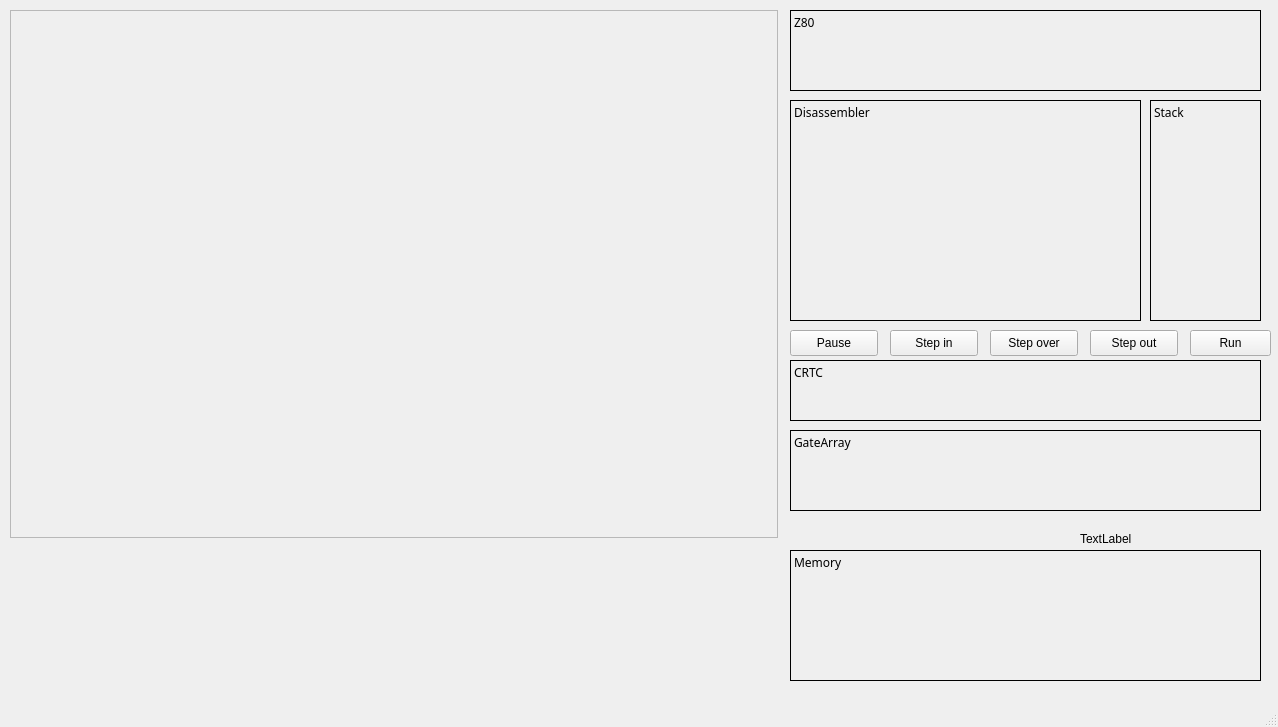
Above: mainwindow.ui from abalore/Cadence before the change. Below: the same form after it.
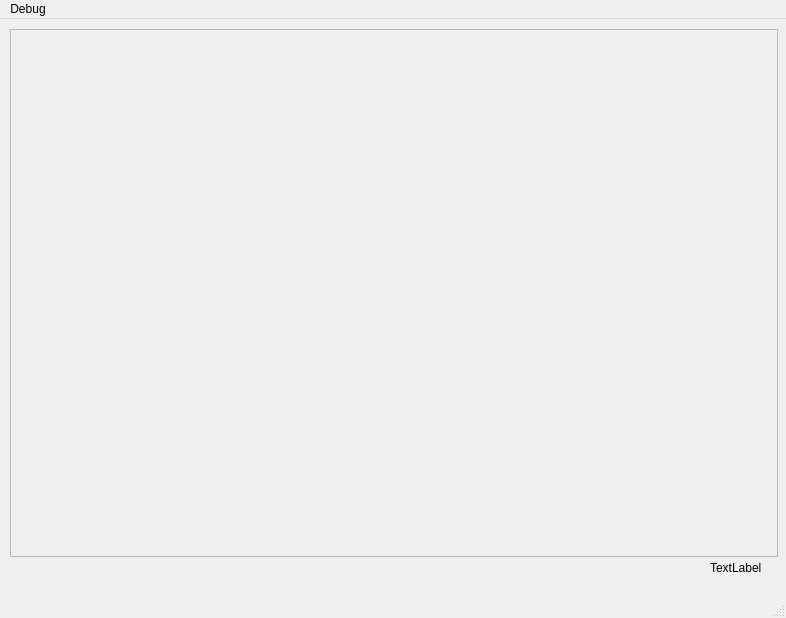
That is the form after the change.

Patch:
```diff
--- a/mainwindow.ui
+++ b/mainwindow.ui
@@ -9,8 +9,8 @@
    <rect>
     <x>0</x>
     <y>0</y>
-    <width>1278</width>
-    <height>727</height>
+    <width>786</width>
+    <height>618</height>
    </rect>
   </property>
   <property name="windowTitle">
@@ -72,226 +72,11 @@
      <set>QGraphicsView::DontAdjustForAntialiasing|QGraphicsView::DontSavePainterState</set>
     </property>
    </widget>
-   <widget class="QPushButton" name="btnStepIn">
-    <property name="geometry">
-     <rect>
-      <x>890</x>
-      <y>330</y>
-      <width>88</width>
-      <height>26</height>
-     </rect>
-    </property>
-    <property name="focusPolicy">
-     <enum>Qt::NoFocus</enum>
-    </property>
-    <property name="text">
-     <string>Step in</string>
-    </property>
-   </widget>
-   <widget class="QLabel" name="lblZ80">
-    <property name="geometry">
-     <rect>
-      <x>790</x>
-      <y>10</y>
-      <width>471</width>
-      <height>81</height>
-     </rect>
-    </property>
-    <property name="font">
-     <font>
-      <family>Ubuntu Sans Mono</family>
-     </font>
-    </property>
-    <property name="autoFillBackground">
-     <bool>false</bool>
-    </property>
-    <property name="frameShape">
-     <enum>QFrame::Box</enum>
-    </property>
-    <property name="text">
-     <string>Z80</string>
-    </property>
-    <property name="alignment">
-     <set>Qt::AlignLeading|Qt::AlignLeft|Qt::AlignTop</set>
-    </property>
-   </widget>
-   <widget class="QLabel" name="lblStack">
-    <property name="geometry">
-     <rect>
-      <x>1150</x>
-      <y>100</y>
-      <width>111</width>
-      <height>221</height>
-     </rect>
-    </property>
-    <property name="font">
-     <font>
-      <family>Ubuntu Sans Mono</family>
-     </font>
-    </property>
-    <property name="autoFillBackground">
-     <bool>false</bool>
-    </property>
-    <property name="frameShape">
-     <enum>QFrame::Box</enum>
-    </property>
-    <property name="text">
-     <string>Stack</string>
-    </property>
-    <property name="alignment">
-     <set>Qt::AlignLeading|Qt::AlignLeft|Qt::AlignTop</set>
-    </property>
-   </widget>
-   <widget class="QLabel" name="lblDisassembler">
-    <property name="geometry">
-     <rect>
-      <x>790</x>
-      <y>100</y>
-      <width>351</width>
-      <height>221</height>
-     </rect>
-    </property>
-    <property name="font">
-     <font>
-      <family>Ubuntu Sans Mono</family>
-     </font>
-    </property>
-    <property name="autoFillBackground">
-     <bool>false</bool>
-    </property>
-    <property name="frameShape">
-     <enum>QFrame::Box</enum>
-    </property>
-    <property name="text">
-     <string>Disassembler</string>
-    </property>
-    <property name="alignment">
-     <set>Qt::AlignLeading|Qt::AlignLeft|Qt::AlignTop</set>
-    </property>
-   </widget>
-   <widget class="QPushButton" name="btnStepOut">
-    <property name="geometry">
-     <rect>
-      <x>1090</x>
-      <y>330</y>
-      <width>88</width>
-      <height>26</height>
-     </rect>
-    </property>
-    <property name="focusPolicy">
-     <enum>Qt::NoFocus</enum>
-    </property>
-    <property name="text">
-     <string>Step out</string>
-    </property>
-   </widget>
-   <widget class="QPushButton" name="btnStepOver">
-    <property name="geometry">
-     <rect>
-      <x>990</x>
-      <y>330</y>
-      <width>88</width>
-      <height>26</height>
-     </rect>
-    </property>
-    <property name="focusPolicy">
-     <enum>Qt::NoFocus</enum>
-    </property>
-    <property name="text">
-     <string>Step over</string>
-    </property>
-   </widget>
-   <widget class="QLabel" name="lblCRTC">
-    <property name="geometry">
-     <rect>
-      <x>790</x>
-      <y>360</y>
-      <width>471</width>
-      <height>61</height>
-     </rect>
-    </property>
-    <property name="font">
-     <font>
-      <family>Ubuntu Sans Mono</family>
-     </font>
-    </property>
-    <property name="autoFillBackground">
-     <bool>false</bool>
-    </property>
-    <property name="frameShape">
-     <enum>QFrame::Box</enum>
-    </property>
-    <property name="text">
-     <string>&lt;html&gt;&lt;head/&gt;&lt;body&gt;&lt;p&gt;CRTC&lt;/p&gt;&lt;/body&gt;&lt;/html&gt;</string>
-    </property>
-    <property name="alignment">
-     <set>Qt::AlignLeading|Qt::AlignLeft|Qt::AlignTop</set>
-    </property>
-   </widget>
-   <widget class="QLabel" name="lblGateArray">
-    <property name="geometry">
-     <rect>
-      <x>790</x>
-      <y>430</y>
-      <width>471</width>
-      <height>81</height>
-     </rect>
-    </property>
-    <property name="font">
-     <font>
-      <family>Ubuntu Sans Mono</family>
-     </font>
-    </property>
-    <property name="autoFillBackground">
-     <bool>false</bool>
-    </property>
-    <property name="frameShape">
-     <enum>QFrame::Box</enum>
-    </property>
-    <property name="text">
-     <string>GateArray</string>
-    </property>
-    <property name="alignment">
-     <set>Qt::AlignLeading|Qt::AlignLeft|Qt::AlignTop</set>
-    </property>
-   </widget>
-   <widget class="QPushButton" name="btnRun">
-    <property name="geometry">
-     <rect>
-      <x>1190</x>
-      <y>330</y>
-      <width>81</width>
-      <height>26</height>
-     </rect>
-    </property>
-    <property name="focusPolicy">
-     <enum>Qt::NoFocus</enum>
-    </property>
-    <property name="text">
-     <string>Run</string>
-    </property>
-   </widget>
-   <widget class="QPushButton" name="btnPause">
-    <property name="geometry">
-     <rect>
-      <x>790</x>
-      <y>330</y>
-      <width>88</width>
-      <height>26</height>
-     </rect>
-    </property>
-    <property name="focusPolicy">
-     <enum>Qt::NoFocus</enum>
-    </property>
-    <property name="text">
-     <string>Pause</string>
-    </property>
-   </widget>
    <widget class="QLabel" name="label">
     <property name="geometry">
      <rect>
-      <x>1080</x>
-      <y>530</y>
+      <x>710</x>
+      <y>540</y>
       <width>66</width>
       <height>18</height>
      </rect>
@@ -300,46 +85,23 @@
      <string>TextLabel</string>
     </property>
    </widget>
-   <widget class="QLabel" name="lblMem">
-    <property name="geometry">
-     <rect>
-      <x>790</x>
-      <y>550</y>
-      <width>471</width>
-      <height>131</height>
-     </rect>
-    </property>
-    <property name="font">
-     <font>
-      <family>Ubuntu Sans Mono</family>
-     </font>
-    </property>
-    <property name="autoFillBackground">
-     <bool>false</bool>
-    </property>
-    <property name="frameShape">
-     <enum>QFrame::Box</enum>
-    </property>
-    <property name="lineWidth">
-     <number>1</number>
-    </property>
-    <property name="text">
-     <string>Memory</string>
-    </property>
-    <property name="alignment">
-     <set>Qt::AlignLeading|Qt::AlignLeft|Qt::AlignTop</set>
-    </property>
-   </widget>
   </widget>
   <widget class="QMenuBar" name="menubar">
    <property name="geometry">
     <rect>
      <x>0</x>
      <y>0</y>
-     <width>1278</width>
+     <width>786</width>
      <height>23</height>
     </rect>
    </property>
+   <widget class="QMenu" name="menuDebug">
+    <property name="title">
+     <string>Debug</string>
+    </property>
+    <addaction name="actionPause"/>
+   </widget>
+   <addaction name="menuDebug"/>
   </widget>
   <widget class="QStatusBar" name="statusbar"/>
  </widget>
```
Left out of the diff: 17 changed lines with no effect on the pictures.
